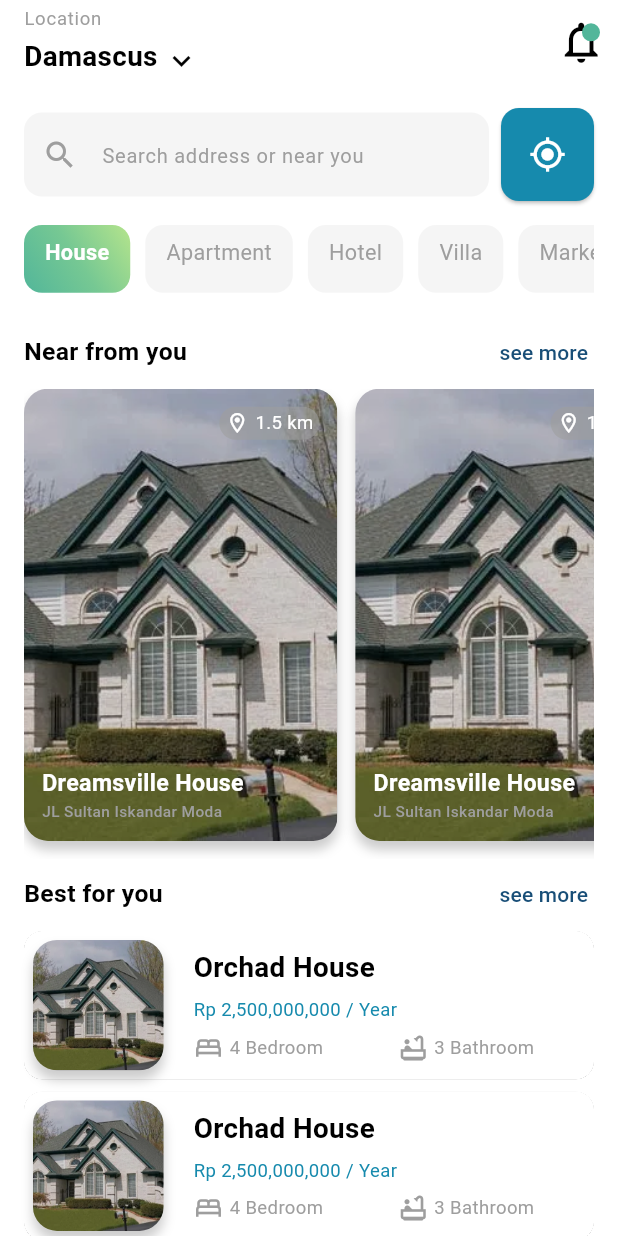
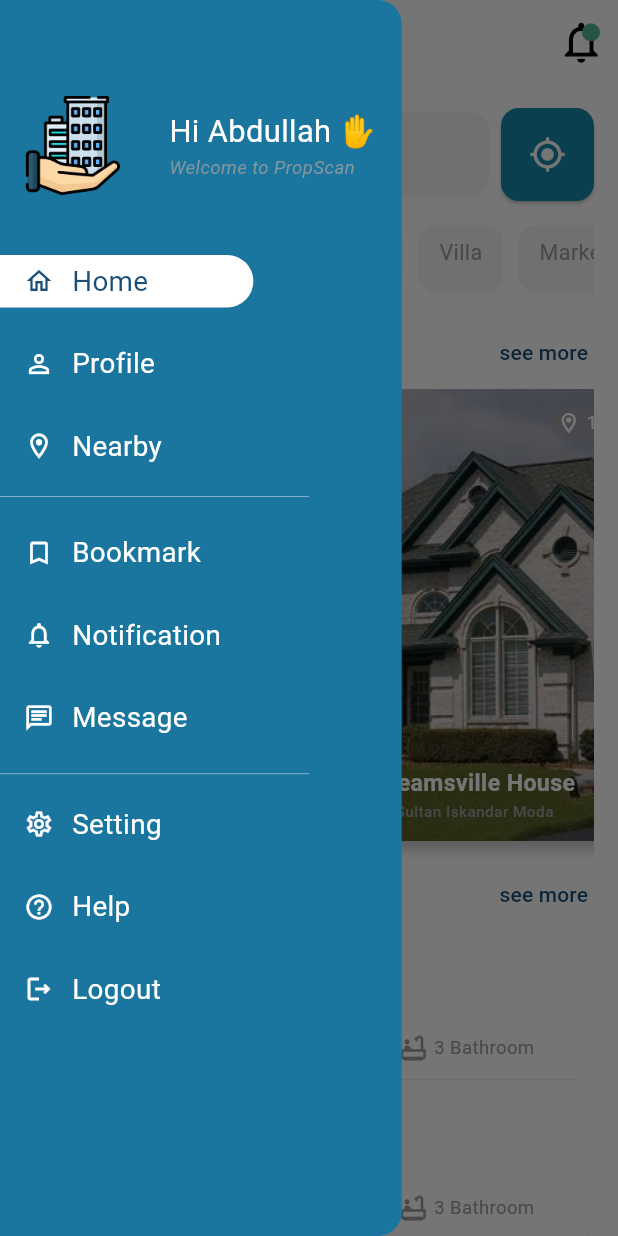
Before and after one commit to abdullah-nah/PropScan, a Flutter app: the HomeScreen screen opened by its route, with the side drawer open (before the commit the screen has no drawer), on a phone screen of 412 x 824 dp. Run offline on Flutter 3.47's test engine with Material 3 defaults, Android fonts, the phone set to English and light mode, and no system bars; our stand-ins replace flutter_bloc, go_router.

Commit message:
implement drawer with menue item

```diff
--- a/lib/core/style/app_icons.dart
+++ b/lib/core/style/app_icons.dart
@@ -16,4 +16,5 @@ abstract final class AppIcons {
   static const bedroom = Icons.bed_outlined;
   static const bathroom = Icons.bathtub_outlined;
   static const phone = Icons.phone_outlined;
+  static const menue = Icons.menu_outlined;
 }
--- a/lib/features/properties/presentation/cubits/home_cubit.dart
+++ b/lib/features/properties/presentation/cubits/home_cubit.dart
@@ -1,8 +1,11 @@
+import 'package:flutter/material.dart';
 import 'package:flutter_bloc/flutter_bloc.dart';
 import 'package:prop_scan/features/properties/presentation/cubits/home_state.dart';
 
 final class HomeCubit extends Cubit<HomeState> {
   HomeCubit() : super(HomeInitial());
+
+  final GlobalKey<ScaffoldState> scaffoldKey = GlobalKey<ScaffoldState>();
 
   final List<String> filterItems = [
     'House',
--- a/lib/features/properties/presentation/screens/home_screen.dart
+++ b/lib/features/properties/presentation/screens/home_screen.dart
@@ -1,4 +1,7 @@
 import 'package:flutter/material.dart';
+import 'package:flutter_bloc/flutter_bloc.dart';
+import 'package:prop_scan/features/properties/presentation/cubits/home_cubit.dart';
+import 'package:prop_scan/features/properties/presentation/widgets/custom_drawer.dart';
 import 'package:prop_scan/features/properties/presentation/widgets/home_screen_app_bar.dart';
 import 'package:prop_scan/features/properties/presentation/widgets/home_screen_body.dart';
 
@@ -7,9 +10,11 @@ class HomeScreen extends StatelessWidget {
 
   @override
   Widget build(BuildContext context) {
-    return const Scaffold(
-      appBar: HomeScreenAppBar(),
-      body: SingleChildScrollView(child: HomeScreenBody()),
+    return Scaffold(
+      key: BlocProvider.of<HomeCubit>(context).scaffoldKey,
+      appBar: const HomeScreenAppBar(),
+      body: const SingleChildScrollView(child: HomeScreenBody()),
+      drawer: const CustomDrawer(),
     );
   }
 }
--- /dev/null
+++ b/lib/features/properties/presentation/widgets/custom_drawer.dart
@@ -0,0 +1,102 @@
+import 'package:flutter/material.dart';
+import 'package:prop_scan/core/common/widgets/logo.dart';
+import 'package:prop_scan/core/common/widgets/responsive_text.dart';
+import 'package:prop_scan/core/common/widgets/spaces.dart';
+import 'package:prop_scan/core/style/app_icons.dart';
+import 'package:prop_scan/core/style/app_palette.dart';
+import 'package:prop_scan/core/utils/size_config.dart';
+import 'package:prop_scan/features/properties/presentation/widgets/drawer_item.dart';
+
+class CustomDrawer extends StatelessWidget {
+  const CustomDrawer({super.key});
+
+  @override
+  Widget build(BuildContext context) {
+    return Drawer(
+      backgroundColor: AppPalette.kColor3,
+      width: SizeConfig.width * .65,
+      child: const Column(
+        children: [
+          VerticalSpace(64),
+          _DrawerHeader(),
+          VerticalSpace(32),
+          DrawerItem(isSelected: true, icon: AppIcons.home, text: 'Home'),
+          VerticalSpace(4),
+          DrawerItem(isSelected: false, icon: AppIcons.person, text: 'Profile'),
+          VerticalSpace(4),
+          DrawerItem(isSelected: false, icon: AppIcons.nearby, text: 'Nearby'),
+          _DrawerDivider(),
+          VerticalSpace(4),
+          DrawerItem(
+            isSelected: false,
+            icon: AppIcons.bookmark,
+            text: 'Bookmark',
+          ),
+          VerticalSpace(4),
+          DrawerItem(
+            isSelected: false,
+            icon: AppIcons.notification,
+            text: 'Notification',
+          ),
+          VerticalSpace(4),
+          DrawerItem(isSelected: false, icon: AppIcons.chat, text: 'Message'),
+          VerticalSpace(4),
+          _DrawerDivider(),
+          DrawerItem(
+            isSelected: false,
+            icon: AppIcons.setting,
+            text: 'Setting',
+          ),
+          VerticalSpace(4),
+          DrawerItem(isSelected: false, icon: AppIcons.help, text: 'Help'),
+          VerticalSpace(4),
+          DrawerItem(isSelected: false, icon: AppIcons.logout, text: 'Logout'),
+        ],
+      ),
+    );
+  }
+}
+
+class _DrawerDivider extends StatelessWidget {
+  const _DrawerDivider();
+
+  @override
+  Widget build(BuildContext context) {
+    return Divider(
+      color: AppPalette.white,
+      thickness: .3,
+      endIndent: SizeConfig.width * .15,
+    );
+  }
+}
+
+class _DrawerHeader extends StatelessWidget {
+  const _DrawerHeader();
+
+  @override
+  Widget build(BuildContext context) {
+    return Row(
+      mainAxisAlignment: MainAxisAlignment.spaceAround,
+      children: [
+        Logo(size: SizeConfig.width * .16),
+        Column(
+          crossAxisAlignment: CrossAxisAlignment.start,
+          children: [
+            const ResponsiveText(
+              'Hi Abdullah ✋',
+              style: TextStyle(color: AppPalette.white, fontSize: 20),
+            ),
+            ResponsiveText(
+              'Welcome to PropScan',
+              style: TextStyle(
+                color: AppPalette.grey.withValues(alpha: .8),
+                fontSize: 12,
+                fontStyle: FontStyle.italic,
+              ),
+            ),
+          ],
+        ),
+      ],
+    );
+  }
+}
--- /dev/null
+++ b/lib/features/properties/presentation/widgets/drawer_item.dart
@@ -0,0 +1,56 @@
+import 'package:flutter/material.dart';
+import 'package:prop_scan/core/common/widgets/responsive_text.dart';
+import 'package:prop_scan/core/common/widgets/spaces.dart';
+import 'package:prop_scan/core/style/app_palette.dart';
+import 'package:prop_scan/core/utils/size_config.dart';
+
+class DrawerItem extends StatelessWidget {
+  final bool isSelected;
+  final IconData icon;
+  final String text;
+  const DrawerItem({
+    super.key,
+    required this.isSelected,
+    required this.icon,
+    required this.text,
+  });
+
+  @override
+  Widget build(BuildContext context) {
+    return InkWell(
+      onTap: () {},
+      child: Container(
+        padding: const EdgeInsets.only(left: 16, top: 4, bottom: 4),
+        margin: EdgeInsets.only(
+          right: SizeConfig.width * .24,
+          top: 8,
+          bottom: 8,
+        ),
+        decoration: BoxDecoration(
+          color: isSelected ? Colors.white : Colors.transparent,
+          borderRadius: const BorderRadius.only(
+            bottomRight: Radius.circular(24),
+            topRight: Radius.circular(24),
+          ),
+        ),
+        child: Row(
+          children: [
+            Icon(
+              icon,
+              size: 20,
+              color: isSelected ? AppPalette.kColor1 : AppPalette.white,
+            ),
+            const HorizontalSpace(12),
+            ResponsiveText(
+              text,
+              style: TextStyle(
+                fontSize: 18,
+                color: isSelected ? AppPalette.kColor1 : AppPalette.white,
+              ),
+            ),
+          ],
+        ),
+      ),
+    );
+  }
+}
--- a/lib/features/properties/presentation/widgets/home_screen_app_bar.dart
+++ b/lib/features/properties/presentation/widgets/home_screen_app_bar.dart
@@ -1,9 +1,11 @@
 import 'package:flutter/material.dart';
+import 'package:flutter_bloc/flutter_bloc.dart';
 import 'package:prop_scan/core/common/widgets/responsive_text.dart';
 import 'package:prop_scan/core/common/widgets/spaces.dart';
 import 'package:prop_scan/core/style/app_icons.dart';
 import 'package:prop_scan/core/style/app_palette.dart';
 import 'package:prop_scan/core/utils/size_config.dart';
+import 'package:prop_scan/features/properties/presentation/cubits/home_cubit.dart';
 import 'package:prop_scan/features/properties/presentation/widgets/notification_button.dart';
 
 class HomeScreenAppBar extends StatelessWidget implements PreferredSizeWidget {
@@ -17,13 +19,20 @@ class HomeScreenAppBar extends StatelessWidget implements PreferredSizeWidget {
       automaticallyImplyLeading: false,
       elevation: 0,
       actions: const [NotificationButton(notificationNumber: 1)],
-      title: const ListTile(
+      title: ListTile(
+        leading: GestureDetector(
+          onTap:
+              BlocProvider.of<HomeCubit>(
+                context,
+              ).scaffoldKey.currentState?.openDrawer,
+          child: const Icon(AppIcons.menue),
+        ),
         contentPadding: EdgeInsets.zero,
-        title: ResponsiveText(
+        title: const ResponsiveText(
           'Location',
           style: TextStyle(color: AppPalette.grey, fontSize: 12),
         ),
-        subtitle: Row(
+        subtitle: const Row(
           crossAxisAlignment: CrossAxisAlignment.center,
           children: [
             ResponsiveText(
```
